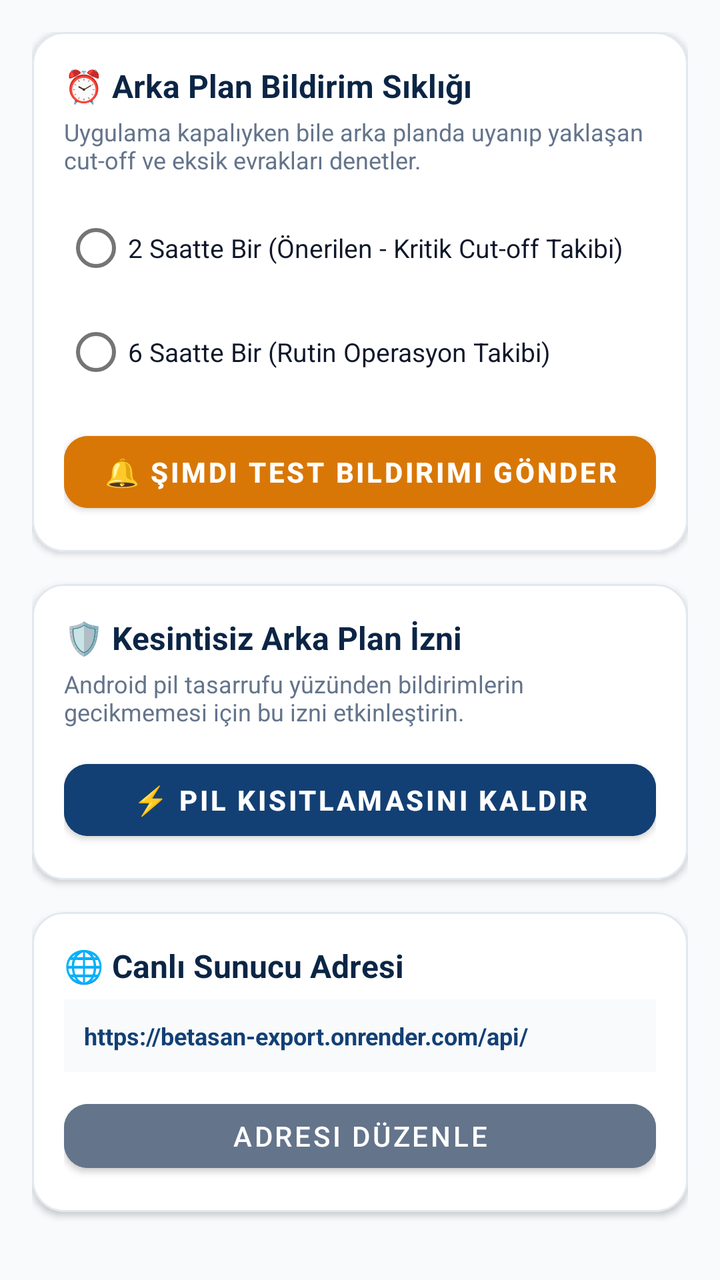
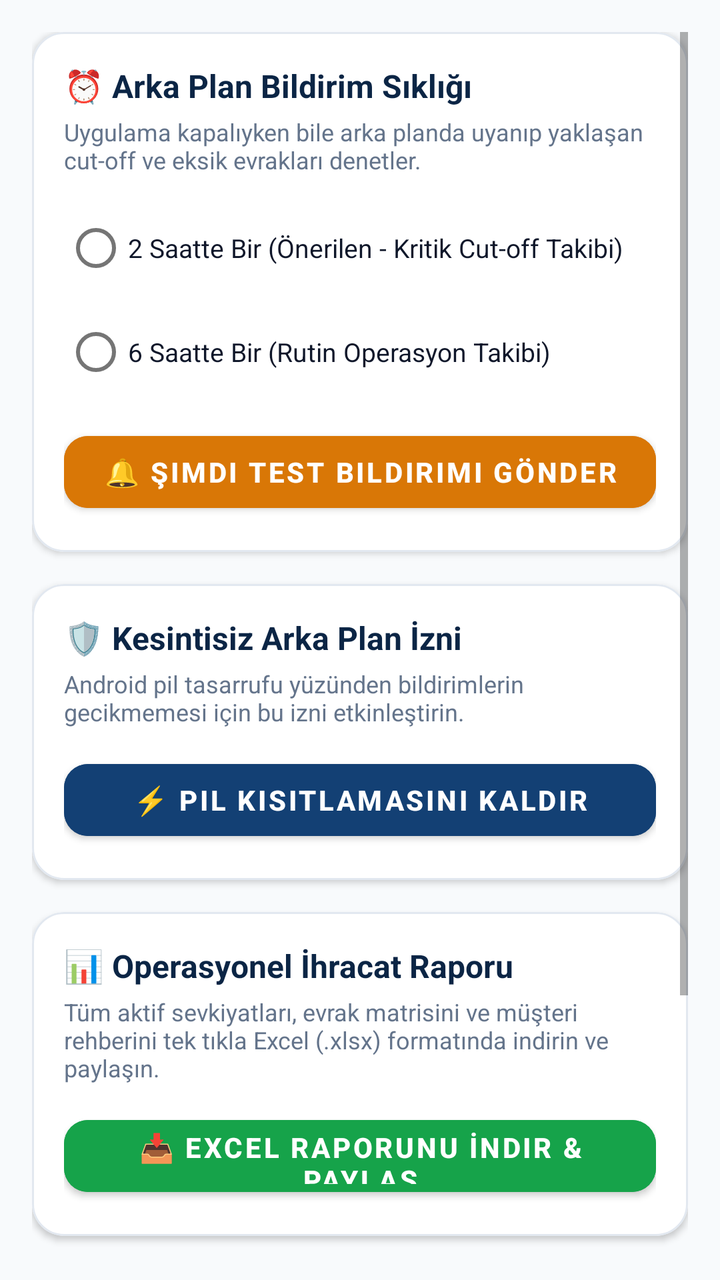

Before-and-after screenshots of an Android layout around one commit, followed by the original layout XML and the change that was made.
<!-- AndroidManifest.xml: application theme Theme.BetasanExport -->
<!-- res/layout/fragment_settings.xml -->
<?xml version="1.0" encoding="utf-8"?>
<ScrollView xmlns:android="http://schemas.android.com/apk/res/android"
    xmlns:app="http://schemas.android.com/apk/res-auto"
    android:layout_width="match_parent"
    android:layout_height="match_parent"
    android:background="@color/bg_light"
    android:padding="16dp">

    <LinearLayout
        android:layout_width="match_parent"
        android:layout_height="wrap_content"
        android:orientation="vertical">

        <com.google.android.material.card.MaterialCardView
            android:layout_width="match_parent"
            android:layout_height="wrap_content"
            android:layout_marginBottom="16dp"
            app:cardBackgroundColor="@color/white"
            app:cardCornerRadius="16dp"
            app:cardElevation="2dp"
            app:strokeColor="@color/border_color"
            app:strokeWidth="1dp">

            <LinearLayout
                android:layout_width="match_parent"
                android:layout_height="wrap_content"
                android:orientation="vertical"
                android:padding="16dp">

                <TextView
                    android:layout_width="wrap_content"
                    android:layout_height="wrap_content"
                    android:text="⏰ Arka Plan Bildirim Sıklığı"
                    android:textColor="@color/primary_navy"
                    android:textSize="16sp"
                    android:textStyle="bold" />

                <TextView
                    android:layout_width="wrap_content"
                    android:layout_height="wrap_content"
                    android:layout_marginTop="4dp"
                    android:text="Uygulama kapalıyken bile arka planda uyanıp yaklaşan cut-off ve eksik evrakları denetler."
                    android:textColor="@color/text_muted"
                    android:textSize="12sp" />

                <RadioGroup
                    android:id="@+id/rgInterval"
                    android:layout_width="match_parent"
                    android:layout_height="wrap_content"
                    android:layout_marginTop="12dp">

                    <RadioButton
                        android:id="@+id/rb2Hours"
                        android:layout_width="match_parent"
                        android:layout_height="wrap_content"
                        android:text="2 Saatte Bir (Önerilen - Kritik Cut-off Takibi)"
                        android:textColor="@color/text_main"
                        android:textSize="13sp" />

                    <RadioButton
                        android:id="@+id/rb6Hours"
                        android:layout_width="match_parent"
                        android:layout_height="wrap_content"
                        android:layout_marginTop="4dp"
                        android:text="6 Saatte Bir (Rutin Operasyon Takibi)"
                        android:textColor="@color/text_main"
                        android:textSize="13sp" />
                </RadioGroup>

                <Button
                    android:id="@+id/btnTestNotification"
                    android:layout_width="match_parent"
                    android:layout_height="48dp"
                    android:layout_marginTop="12dp"
                    android:backgroundTint="@color/accent_amber"
                    android:text="🔔 Şimdi Test Bildirimi Gönder"
                    android:textColor="@color/white"
                    android:textStyle="bold"
                    app:cornerRadius="12dp" />
            </LinearLayout>
        </com.google.android.material.card.MaterialCardView>

        <com.google.android.material.card.MaterialCardView
            android:layout_width="match_parent"
            android:layout_height="wrap_content"
            android:layout_marginBottom="16dp"
            app:cardBackgroundColor="@color/white"
            app:cardCornerRadius="16dp"
            app:cardElevation="2dp"
            app:strokeColor="@color/border_color"
            app:strokeWidth="1dp">

            <LinearLayout
                android:layout_width="match_parent"
                android:layout_height="wrap_content"
                android:orientation="vertical"
                android:padding="16dp">

                <TextView
                    android:layout_width="wrap_content"
                    android:layout_height="wrap_content"
                    android:text="🛡️ Kesintisiz Arka Plan İzni"
                    android:textColor="@color/primary_navy"
                    android:textSize="16sp"
                    android:textStyle="bold" />

                <TextView
                    android:layout_width="wrap_content"
                    android:layout_height="wrap_content"
                    android:layout_marginTop="4dp"
                    android:text="Android pil tasarrufu yüzünden bildirimlerin gecikmemesi için bu izni etkinleştirin."
                    android:textColor="@color/text_muted"
                    android:textSize="12sp" />

                <Button
                    android:id="@+id/btnBatteryOptimization"
                    android:layout_width="match_parent"
                    android:layout_height="48dp"
                    android:layout_marginTop="12dp"
                    android:backgroundTint="@color/primary_blue"
                    android:text="⚡ Pil Kısıtlamasını Kaldır"
                    android:textColor="@color/white"
                    android:textStyle="bold"
                    app:cornerRadius="12dp" />
            </LinearLayout>
        </com.google.android.material.card.MaterialCardView>

        <com.google.android.material.card.MaterialCardView
            android:layout_width="match_parent"
            android:layout_height="wrap_content"
            android:layout_marginBottom="24dp"
            app:cardBackgroundColor="@color/white"
            app:cardCornerRadius="16dp"
            app:cardElevation="2dp"
            app:strokeColor="@color/border_color"
            app:strokeWidth="1dp">

            <LinearLayout
                android:layout_width="match_parent"
                android:layout_height="wrap_content"
                android:orientation="vertical"
                android:padding="16dp">

                <TextView
                    android:layout_width="wrap_content"
                    android:layout_height="wrap_content"
                    android:text="🌐 Canlı Sunucu Adresi"
                    android:textColor="@color/primary_navy"
                    android:textSize="16sp"
                    android:textStyle="bold" />

                <TextView
                    android:id="@+id/tvServerUrl"
                    android:layout_width="match_parent"
                    android:layout_height="wrap_content"
                    android:layout_marginTop="6dp"
                    android:background="@color/bg_light"
                    android:padding="10dp"
                    android:text="https://betasan-export.onrender.com/api/"
                    android:textColor="@color/primary_blue"
                    android:textSize="12sp"
                    android:textStyle="bold" />

                <Button
                    android:id="@+id/btnChangeUrl"
                    android:layout_width="match_parent"
                    android:layout_height="44dp"
                    android:layout_marginTop="10dp"
                    android:backgroundTint="@color/text_muted"
                    android:text="Adresi Düzenle"
                    android:textColor="@color/white"
                    app:cornerRadius="12dp" />
            </LinearLayout>
        </com.google.android.material.card.MaterialCardView>

    </LinearLayout>
</ScrollView>
<!-- resources referenced by this layout -->
<resources>
  <color name="accent_amber">#D97706</color>
  <color name="bg_light">#F8FAFC</color>
  <color name="border_color">#E2E8F0</color>
  <color name="primary_blue">#134074</color>
  <color name="primary_navy">#0B2545</color>
  <color name="text_main">#0F172A</color>
  <color name="text_muted">#64748B</color>
  <color name="white">#FFFFFF</color>
  <style name="Theme.BetasanExport" parent="Theme.MaterialComponents.DayNight.NoActionBar">
          <item name="colorPrimary">@color/primary_navy</item>
          <item name="colorPrimaryVariant">@color/primary_blue</item>
          <item name="colorOnPrimary">@color/white</item>
          <item name="colorSecondary">@color/accent_amber</item>
          <item name="android:statusBarColor">@color/primary_navy</item>
          <item name="android:windowBackground">@color/bg_light</item>
      </style>
</resources>

<!-- the commit's change to res/layout/fragment_settings.xml (unified diff, before → after) -->
@@ -128,6 +128,51 @@
         <com.google.android.material.card.MaterialCardView
             android:layout_width="match_parent"
             android:layout_height="wrap_content"
+            android:layout_marginBottom="16dp"
+            app:cardBackgroundColor="@color/white"
+            app:cardCornerRadius="16dp"
+            app:cardElevation="2dp"
+            app:strokeColor="@color/border_color"
+            app:strokeWidth="1dp">
+
+            <LinearLayout
+                android:layout_width="match_parent"
+                android:layout_height="wrap_content"
+                android:orientation="vertical"
+                android:padding="16dp">
+
+                <TextView
+                    android:layout_width="wrap_content"
+                    android:layout_height="wrap_content"
+                    android:text="📊 Operasyonel İhracat Raporu"
+                    android:textColor="@color/primary_navy"
+                    android:textSize="16sp"
+                    android:textStyle="bold" />
+
+                <TextView
+                    android:layout_width="wrap_content"
+                    android:layout_height="wrap_content"
+                    android:layout_marginTop="4dp"
+                    android:text="Tüm aktif sevkiyatları, evrak matrisini ve müşteri rehberini tek tıkla Excel (.xlsx) formatında indirin ve paylaşın."
+                    android:textColor="@color/text_muted"
+                    android:textSize="12sp" />
+
+                <Button
+                    android:id="@+id/btnDownloadExcelReport"
+                    android:layout_width="match_parent"
+                    android:layout_height="48dp"
+                    android:layout_marginTop="12dp"
+                    android:backgroundTint="@color/success_green"
+                    android:text="📥 Excel Raporunu İndir &amp; Paylaş"
+                    android:textColor="@color/white"
+                    android:textStyle="bold"
+                    app:cornerRadius="12dp" />
+            </LinearLayout>
+        </com.google.android.material.card.MaterialCardView>
+
+        <com.google.android.material.card.MaterialCardView
+            android:layout_width="match_parent"
+            android:layout_height="wrap_content"
             android:layout_marginBottom="24dp"
             app:cardBackgroundColor="@color/white"
             app:cardCornerRadius="16dp"
<!-- resource entries referenced after the edit -->
@@ -5,6 +5,7 @@
   <color name="border_color">#E2E8F0</color>
   <color name="primary_blue">#134074</color>
   <color name="primary_navy">#0B2545</color>
+  <color name="success_green">#16A34A</color>
   <color name="text_main">#0F172A</color>
   <color name="text_muted">#64748B</color>
   <color name="white">#FFFFFF</color>
